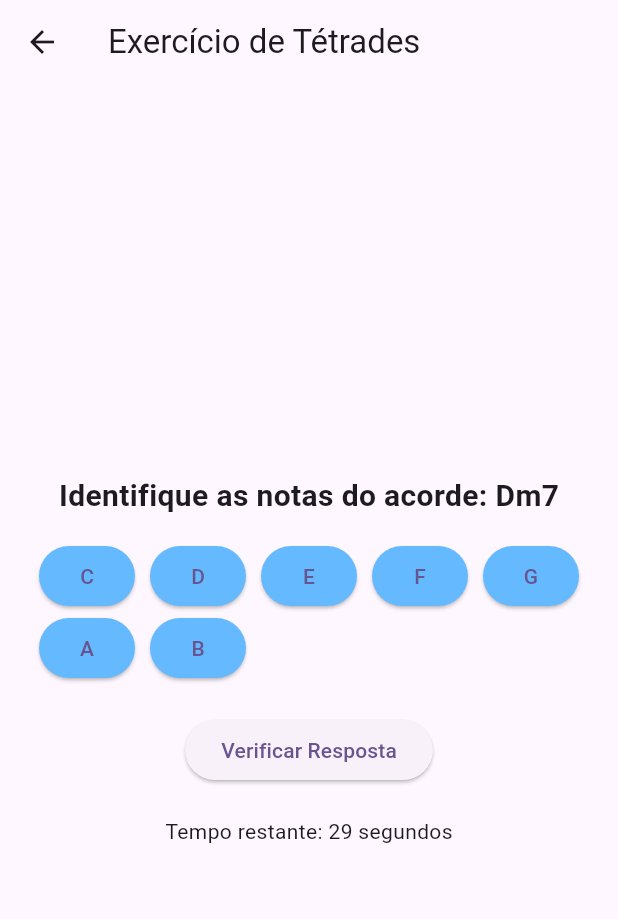
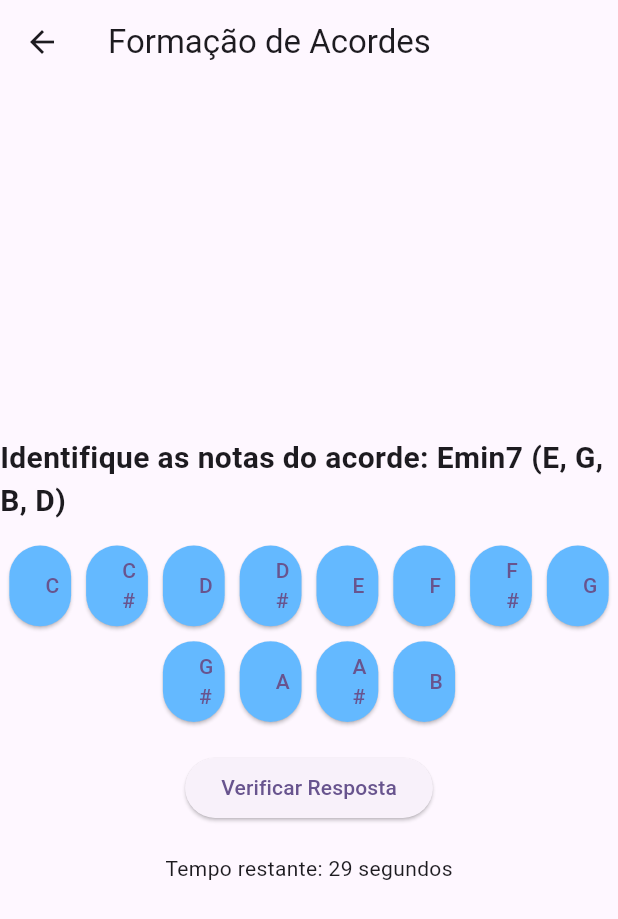
Before and after one commit to jorgearcarvalho/tabuada-do-musico, a Flutter app: the TetradesPage screen opened by its route, on a phone screen of 412 x 824 dp. Shown: the top 919 px of the screen. Run offline on Flutter 3.47's test engine with Material 3 defaults, Android fonts, the phone set to English and light mode, and no system bars.

Commit message:
Aprimora a logica de escolha dos acordes para o exercicio de tetrades

```diff
--- a/tcc_app/lib/database/dc_acordes.dart
+++ b/tcc_app/lib/database/dc_acordes.dart
@@ -0,0 +1,15 @@
+Map<String, List<int>> formulaTriades = {
+  'maior': [0, 4, 7], // tríade maior: 1, 3M, 5J
+  'menor': [0, 3, 7], // tríade menor: 1, 3m, 5J
+  'aum': [0, 4, 8], // tríade aumentada: 1, 3M, #5
+  'dim': [0, 3, 6], // tríade diminuta: 1, 3m, b5
+  'sus4': [0, 5, 7], // tríade suspensa 4: 1, 4, 5
+};
+
+Map<String, List<int>> formulaTetrades = {
+  'maj7': [0, 4, 7, 11], // maior com 7M: 1, 3M, 5J, 7M
+  '7': [0, 4, 7, 10], // dominante: 1, 3M, 5J, 7m
+  'min7': [0, 3, 7, 10], // menor com 7m: 1, 3m, 5J, 7m
+  'm7b5': [0, 3, 6, 10], // meio diminuto: 1, 3m, b5, 7m
+  'dim': [0, 3, 6, 9], // diminuto: 1, 3m, b5, 6 (ou 7bb)
+};
--- /dev/null
+++ b/tcc_app/lib/models/acordes.dart
@@ -0,0 +1,58 @@
+class Acorde {
+  final String fundamental;
+  final String tipo;
+
+  static const List<String> escalaCromatica = [
+    'C',
+    'C#',
+    'D',
+    'D#',
+    'E',
+    'F',
+    'F#',
+    'G',
+    'G#',
+    'A',
+    'A#',
+    'B'
+  ];
+
+  static const Map<String, List<int>> triades = {
+    'Aaior': [0, 4, 7],
+    'menor': [0, 3, 7],
+    'Aum': [0, 4, 8],
+    'dim': [0, 3, 6],
+    'sus4': [0, 5, 7],
+  };
+
+  static const Map<String, List<int>> tetrades = {
+    'maj7': [0, 4, 7, 11],
+    '7': [0, 4, 7, 10],
+    'min7': [0, 3, 7, 10],
+    'm7b5': [0, 3, 6, 10],
+    'dim7': [0, 3, 6, 9],
+  };
+
+  static Map<String, List<int>> get formulas => {
+        ...triades,
+        ...tetrades,
+      };
+
+  Acorde(this.fundamental, this.tipo);
+
+  List<String> get notas {
+    final rootIndex = escalaCromatica.indexOf(fundamental);
+    if (rootIndex == -1)
+      throw Exception('Nota fundamental inválida: $fundamental');
+    final intervals = formulas[tipo];
+    if (intervals == null)
+      throw Exception('Tipo de acorde desconhecido: $tipo');
+
+    return intervals.map((i) {
+      return escalaCromatica[(rootIndex + i) % 12];
+    }).toList();
+  }
+
+  @override
+  String toString() => '$fundamental$tipo (${notas.join(', ')})';
+}
--- a/tcc_app/lib/pages/intervalos_page.dart
+++ b/tcc_app/lib/pages/intervalos_page.dart
@@ -1,5 +1,5 @@
+import '../database/dc_intervalos.dart';
 import 'package:flutter/material.dart';
-import '../database/dc_intervalos.dart';
 import 'dart:async';
 import 'dart:math';
 
--- a/tcc_app/lib/pages/tetrades_page.dart
+++ b/tcc_app/lib/pages/tetrades_page.dart
@@ -1,6 +1,8 @@
 import 'package:collection/collection.dart';
 import 'package:flutter/material.dart';
 import 'dart:async';
+import 'dart:math';
+import '../models/acordes.dart';
 
 class TetradesPage extends StatefulWidget {
   @override
@@ -8,25 +10,6 @@ class TetradesPage extends StatefulWidget {
 }
 
 class _TetradesPageState extends State<TetradesPage> {
-  final List<Map<String, dynamic>> acordes = [
-    {
-      'nome': 'Cmaj7',
-      'notas': ['C', 'E', 'G', 'B']
-    },
-    {
-      'nome': 'Dm7',
-      'notas': ['D', 'F', 'A', 'C']
-    },
-    {
-      'nome': 'G7',
-      'notas': ['G', 'B', 'D', 'F']
-    },
-    {
-      'nome': 'Am7',
-      'notas': ['A', 'C', 'E', 'G']
-    },
-  ];
-
   late Map<String, dynamic> acordeAtual;
   List<String> selecaoUsuario = [];
   int acertos = 0;
@@ -41,9 +24,35 @@ class _TetradesPageState extends State<TetradesPage> {
     iniciarTimer();
   }
 
+  // Função para gerar acordes aleatórios
+  List<Map<String, dynamic>> gerarAcordesAleatorios() {
+    Random random = Random();
+    List<Map<String, dynamic>> acordes = [];
+
+    List<String> tiposDeAcordes = Acorde.formulas.keys.toList();
+    List<String> notas = Acorde.escalaCromatica;
+
+    for (int i = 0; i < 5; i++) {
+      String fundamental = notas[random.nextInt(notas.length)];
+      String tipo = tiposDeAcordes[random.nextInt(tiposDeAcordes.length)];
+
+      Acorde acorde = Acorde(fundamental, tipo);
+
+      acordes.add({
+        'nome': acorde.toString(),
+        'notas': acorde.notas,
+      });
+    }
+
+    return acordes;
+  }
+
   void iniciarNovoExercicio() {
     setState(() {
-      acordeAtual = (acordes..shuffle()).first;
+      // Sorteia novos acordes
+      List<Map<String, dynamic>> acordesSorteados = gerarAcordesAleatorios();
+      acordeAtual =
+          acordesSorteados.first; // Pega o primeiro acorde para o exercício
       selecaoUsuario.clear();
     });
   }
@@ -84,6 +93,9 @@ class _TetradesPageState extends State<TetradesPage> {
               Navigator.pop(context);
               iniciarNovoExercicio();
               iniciarTimer();
+              acertos = 0;
+              tentativas = 0;
+              tempoRestante = 30;
             },
             child: Text('Tentar novamente'),
           ),
@@ -101,18 +113,30 @@ class _TetradesPageState extends State<TetradesPage> {
   @override
   Widget build(BuildContext context) {
     return Scaffold(
-      appBar: AppBar(title: Text('Exercício de Tétrades')),
-      body: Center(
+      appBar: AppBar(title: Text('Formação de Acordes')),
+      body: LayoutBuilder(
+        builder: (context, constraints) {
+          double larguraDisponivel = constraints.maxWidth;
+          double alturaDisponivel = constraints.maxHeight;
+
+          return Center(
             child: Column(
               mainAxisAlignment: MainAxisAlignment.center,
               children: [
-          Text('Identifique as notas do acorde: ${acordeAtual['nome']}',
-              style: TextStyle(fontSize: 20, fontWeight: FontWeight.bold)),
+                Text(
+                  'Identifique as notas do acorde: ${acordeAtual['nome']}',
+                  style: TextStyle(fontSize: 20, fontWeight: FontWeight.bold),
+                ),
                 SizedBox(height: 15),
                 Wrap(
+                  alignment: WrapAlignment.center,
                   spacing: 10,
-            children: ['C', 'D', 'E', 'F', 'G', 'A', 'B']
-                .map((nota) => ElevatedButton(
+                  runSpacing: 10,
+                  children: Acorde.escalaCromatica.map((nota) {
+                    return SizedBox(
+                      width: larguraDisponivel * 0.1, // Ajuste proporcional
+                      height: alturaDisponivel * 0.07, // Ajuste proporcional
+                      child: ElevatedButton(
                         onPressed: () {
                           setState(() {
                             if (selecaoUsuario.contains(nota)) {
@@ -126,9 +150,11 @@ class _TetradesPageState extends State<TetradesPage> {
                         style: ElevatedButton.styleFrom(
                           backgroundColor: selecaoUsuario.contains(nota)
                               ? Colors.green
-                              : const Color.fromARGB(255, 100, 185, 255)),
-                    ))
-                .toList(),
+                              : const Color.fromARGB(255, 100, 185, 255),
+                        ),
+                      ),
+                    );
+                  }).toList(),
                 ),
                 SizedBox(height: 20),
                 ElevatedButton(
@@ -138,7 +164,10 @@ class _TetradesPageState extends State<TetradesPage> {
                 SizedBox(height: 20),
                 Text('Tempo restante: $tempoRestante segundos'),
               ],
-      )),
+            ),
+          );
+        },
+      ),
     );
   }
 }
```
Lines whose indentation alone changed are shown as unchanged.
